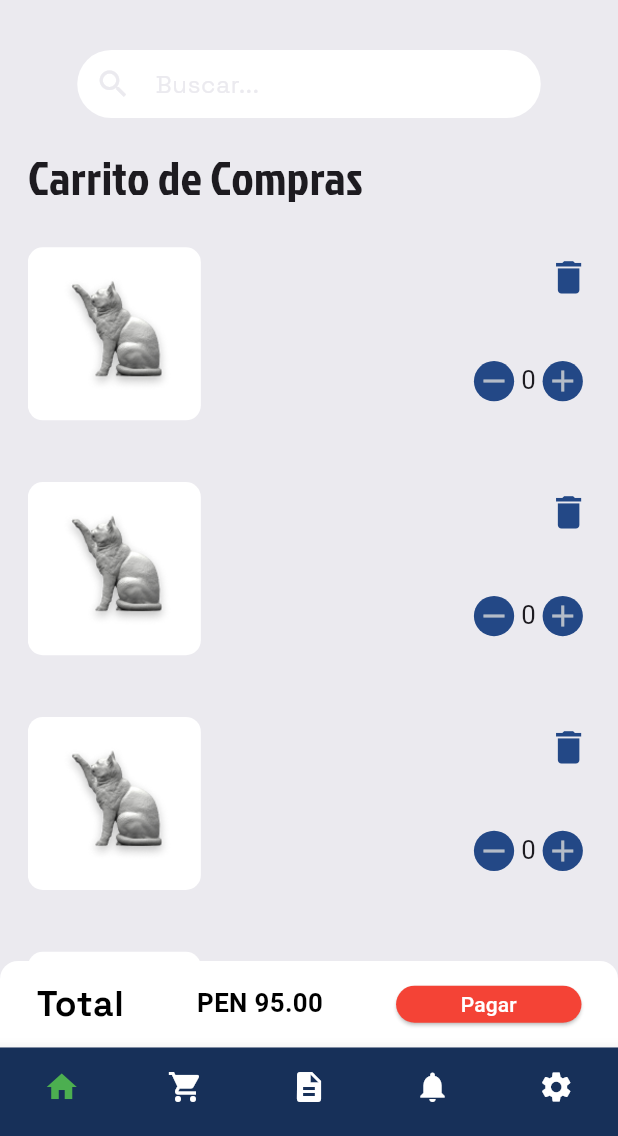
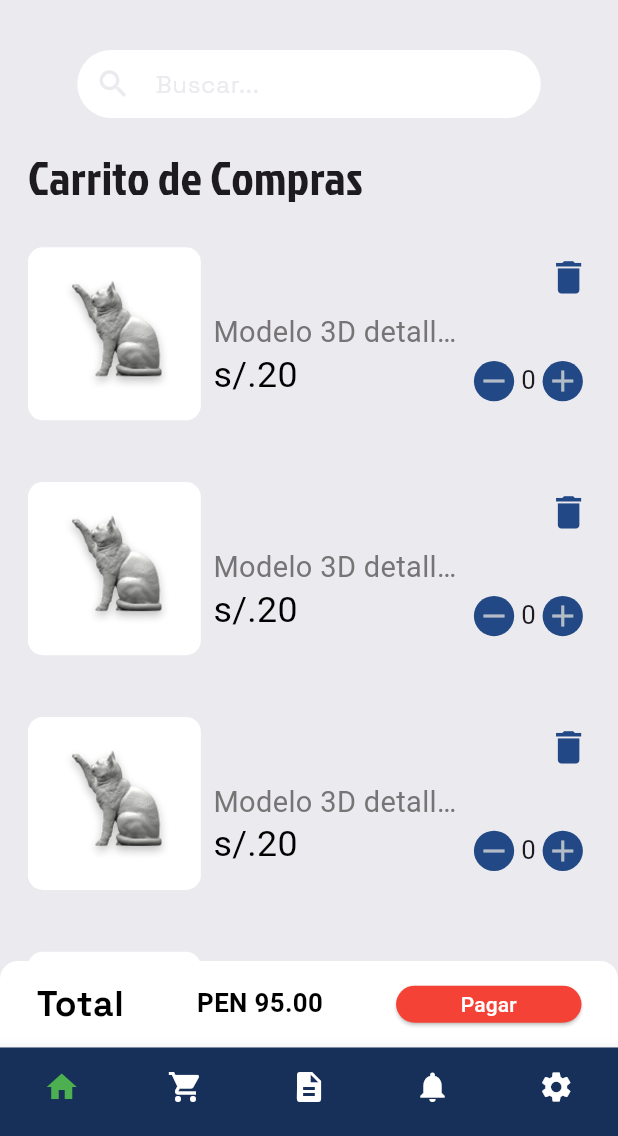
Before and after one commit to ProyectoFabLab-Ciclo-VI/FABLAB_MOVIL, a Flutter app: the CarroCompra screen opened directly, on a phone screen of 412 x 824 dp, the part 100-1236 px from its top. Run offline on Flutter 3.47's test engine with Material 3 defaults, Android fonts, the phone set to English and light mode, and no system bars; our stand-ins replace dartz, dio, file_picker, flutter_form_builder, form_builder_validators, hive_flutter and 1 more; missing offline and left inert: another_dashed_container; accounts and stored records are empty.

Commit message:
arreglado tamaño de textos en carrito de compras

```diff
--- a/lib/features_venta/fablab/presentation/pages/Home/Compra/carrito/carrito_info.dart
+++ b/lib/features_venta/fablab/presentation/pages/Home/Compra/carrito/carrito_info.dart
@@ -62,7 +62,7 @@ class CentroCarrito extends StatelessWidget {
                         'Modelo 3D detallado para impresión 3D',
                         maxLines: 1,
                         style: TextStyle(
-                          fontSize: 0.22.dp,
+                          fontSize: 18.sp,
                           color: coloresPersonalizados[10],
                           overflow: TextOverflow.ellipsis,
                         ),
@@ -77,7 +77,7 @@ class CentroCarrito extends StatelessWidget {
                         textAlign: TextAlign.left,
                         style: TextStyle(
                           color: coloresPersonalizados[4],
-                          fontSize: 0.32.dp,
+                          fontSize: 20.sp,
                         ),
                       ),
                     ),
```
